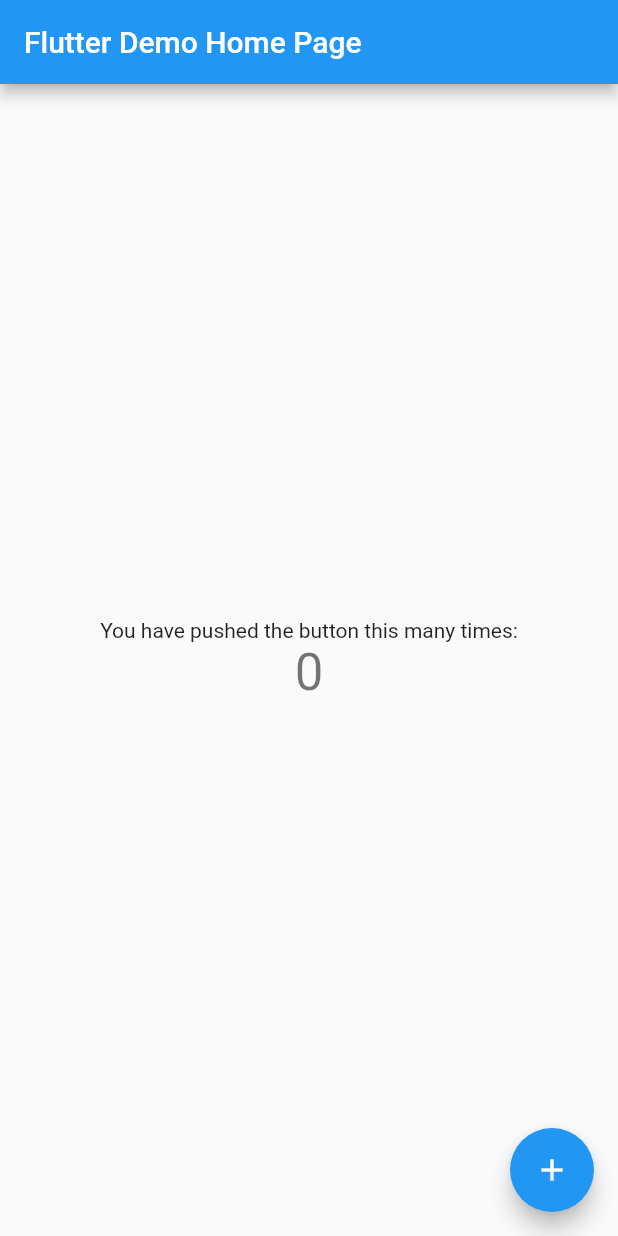
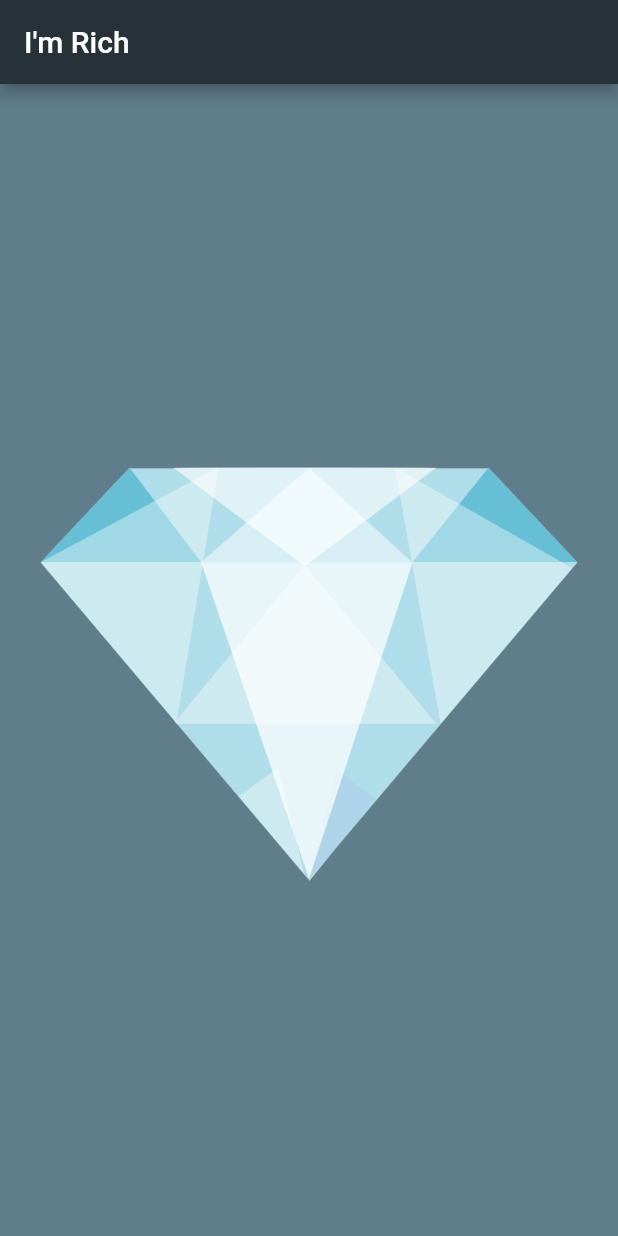
Before and after one commit to eeBarrionuevo/flutter_im_rich, a Flutter app: the screen it shows after launch, on a phone screen of 412 x 824 dp. Run offline on Flutter 3.47's test engine with Material 2 defaults, Android fonts, the phone set to English and light mode, and no system bars.

```diff
--- a/lib/main.dart
+++ b/lib/main.dart
@@ -1,117 +1,18 @@
 import 'package:flutter/material.dart';
 
 void main() {
-  runApp(MyApp());
+  runApp((MaterialApp(
+      home: Scaffold(
+        backgroundColor: Colors.blueGrey,
+        appBar: AppBar(
+          backgroundColor: Colors.blueGrey[900],
+          title: Text("I'm Rich"),
+        ),
+        body: Center(
+          child: Image(
+              image: AssetImage("assets/images/diamond.png")
+          ),
+        ),
+      )
+  )));
 }
-
-class MyApp extends StatelessWidget {
-  // This widget is the root of your application.
-  @override
-  Widget build(BuildContext context) {
-    return MaterialApp(
-      title: 'Flutter Demo',
-      theme: ThemeData(
-        // This is the theme of your application.
-        //
-        // Try running your application with "flutter run". You'll see the
-        // application has a blue toolbar. Then, without quitting the app, try
-        // changing the primarySwatch below to Colors.green and then invoke
-        // "hot reload" (press "r" in the console where you ran "flutter run",
-        // or simply save your changes to "hot reload" in a Flutter IDE).
-        // Notice that the counter didn't reset back to zero; the application
-        // is not restarted.
-        primarySwatch: Colors.blue,
-        // This makes the visual density adapt to the platform that you run
-        // the app on. For desktop platforms, the controls will be smaller and
-        // closer together (more dense) than on mobile platforms.
-        visualDensity: VisualDensity.adaptivePlatformDensity,
-      ),
-      home: MyHomePage(title: 'Flutter Demo Home Page'),
-    );
-  }
-}
-
-class MyHomePage extends StatefulWidget {
-  MyHomePage({Key key, this.title}) : super(key: key);
-
-  // This widget is the home page of your application. It is stateful, meaning
-  // that it has a State object (defined below) that contains fields that affect
-  // how it looks.
-
-  // This class is the configuration for the state. It holds the values (in this
-  // case the title) provided by the parent (in this case the App widget) and
-  // used by the build method of the State. Fields in a Widget subclass are
-  // always marked "final".
-
-  final String title;
-
-  @override
-  _MyHomePageState createState() => _MyHomePageState();
-}
-
-class _MyHomePageState extends State<MyHomePage> {
-  int _counter = 0;
-
-  void _incrementCounter() {
-    setState(() {
-      // This call to setState tells the Flutter framework that something has
-      // changed in this State, which causes it to rerun the build method below
-      // so that the display can reflect the updated values. If we changed
-      // _counter without calling setState(), then the build method would not be
-      // called again, and so nothing would appear to happen.
-      _counter++;
-    });
-  }
-
-  @override
-  Widget build(BuildContext context) {
-    // This method is rerun every time setState is called, for instance as done
-    // by the _incrementCounter method above.
-    //
-    // The Flutter framework has been optimized to make rerunning build methods
-    // fast, so that you can just rebuild anything that needs updating rather
-    // than having to individually change instances of widgets.
-    return Scaffold(
-      appBar: AppBar(
-        // Here we take the value from the MyHomePage object that was created by
-        // the App.build method, and use it to set our appbar title.
-        title: Text(widget.title),
-      ),
-      body: Center(
-        // Center is a layout widget. It takes a single child and positions it
-        // in the middle of the parent.
-        child: Column(
-          // Column is also a layout widget. It takes a list of children and
-          // arranges them vertically. By default, it sizes itself to fit its
-          // children horizontally, and tries to be as tall as its parent.
-          //
-          // Invoke "debug painting" (press "p" in the console, choose the
-          // "Toggle Debug Paint" action from the Flutter Inspector in Android
-          // Studio, or the "Toggle Debug Paint" command in Visual Studio Code)
-          // to see the wireframe for each widget.
-          //
-          // Column has various properties to control how it sizes itself and
-          // how it positions its children. Here we use mainAxisAlignment to
-          // center the children vertically; the main axis here is the vertical
-          // axis because Columns are vertical (the cross axis would be
-          // horizontal).
-          mainAxisAlignment: MainAxisAlignment.center,
-          children: <Widget>[
-            Text(
-              'You have pushed the button this many times:',
-            ),
-            Text(
-              '$_counter',
-              style: Theme.of(context).textTheme.headline4,
-            ),
-          ],
-        ),
-      ),
-      floatingActionButton: FloatingActionButton(
-        onPressed: _incrementCounter,
-        tooltip: 'Increment',
-        child: Icon(Icons.add),
-      ), // This trailing comma makes auto-formatting nicer for build methods.
-    );
-  }
-}
--- a/pubspec.yaml
+++ b/pubspec.yaml
@@ -45,9 +45,9 @@ flutter:
   uses-material-design: true
 
   # To add assets to your application, add an assets section, like this:
-  # assets:
-  #   - images/a_dot_burr.jpeg
-  #   - images/a_dot_ham.jpeg
+  assets:
+    - assets/images/diamond.png
+
 
   # An image asset can refer to one or more resolution-specific "variants", see
   # https://flutter.dev/assets-and-images/#resolution-aware.
```
Also changed, not shown: assets/images/diamond.png (added).
